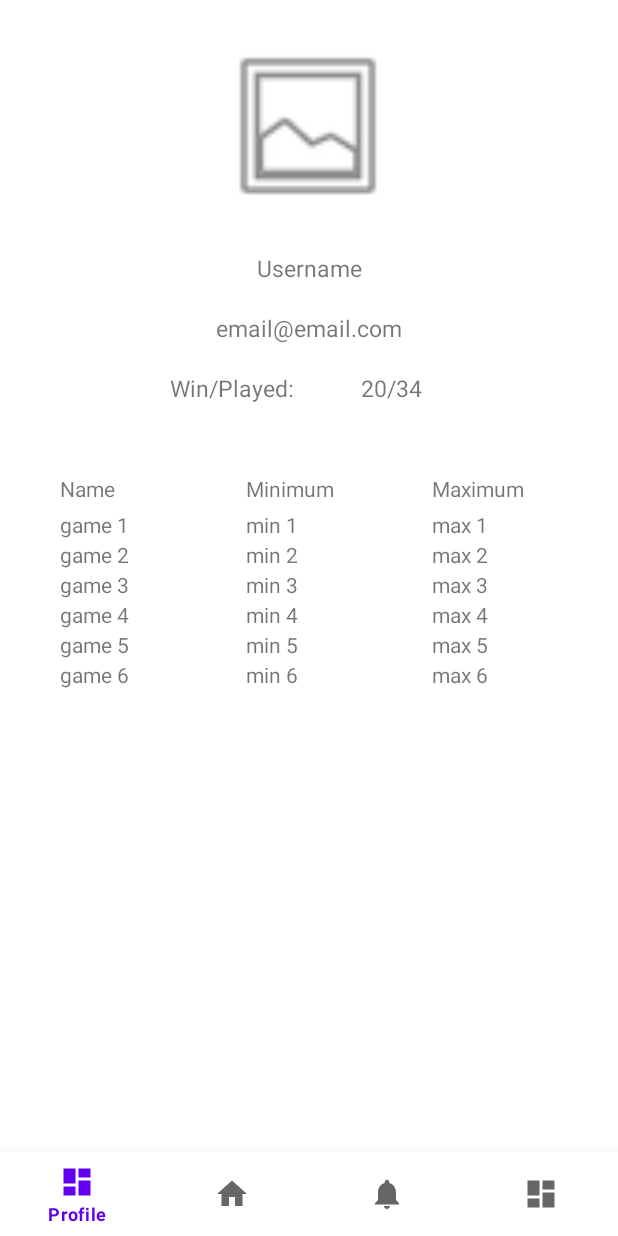
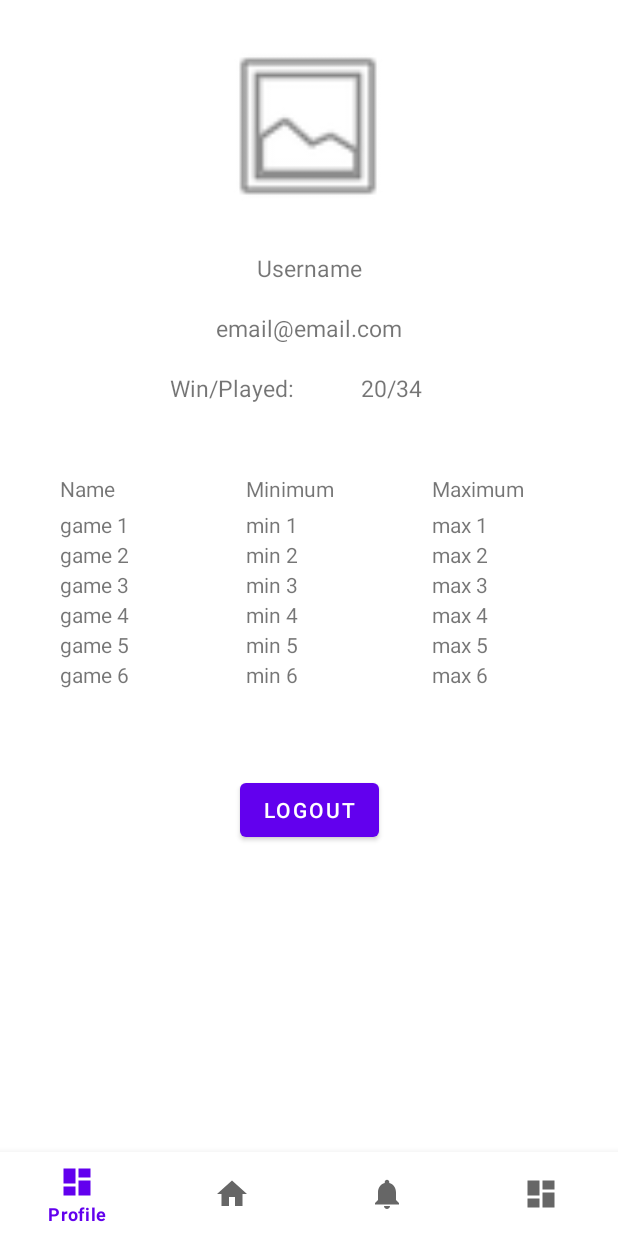
Before and after one commit to Vaaragh/ma-2023-game, an Android app: the ProfileFragment screen opened directly, with no data from a screen before it, on a phone screen of 412 x 824 dp. Run offline under Robolectric (Android 15) with nearby library versions, the phone set to English and light mode, and no system bars; our stand-ins replace navigation-ui.

Commit message:
feat: add logout function

```diff
--- a/app/src/main/java/game/slagalica/UserHomeActivity.java
+++ b/app/src/main/java/game/slagalica/UserHomeActivity.java
@@ -41,5 +41,6 @@ public class UserHomeActivity extends AppCompatActivity {
 
 
 
+
     }
 }
--- a/app/src/main/java/game/slagalica/userFragments/ProfileFragment.java
+++ b/app/src/main/java/game/slagalica/userFragments/ProfileFragment.java
@@ -1,21 +1,38 @@
 package game.slagalica.userFragments;
 
+import android.content.Intent;
 import android.os.Bundle;
 
 import androidx.fragment.app.Fragment;
+import androidx.fragment.app.FragmentActivity;
 
 import android.view.LayoutInflater;
 import android.view.View;
 import android.view.ViewGroup;
+import android.widget.Button;
 
+import game.slagalica.MainActivity;
 import game.slagalica.R;
+import game.slagalica.UserHomeActivity;
+
 public class ProfileFragment extends Fragment {
 
 
 
-    public ProfileFragment() {
-        super(R.layout.fragment_profile);
+    public ProfileFragment() {}
+
+    @Override
+    public View onCreateView(LayoutInflater inflater, ViewGroup container, Bundle savedInstanceState){
+        View rootView = inflater.inflate(R.layout.fragment_profile, container, false);
+        Button logoutBtn = rootView.findViewById(R.id.logout_btn);
+        logoutBtn.setOnClickListener((view -> {
+            Intent intent = new Intent(getActivity(), MainActivity.class);
+            startActivity(intent);
+        }));
+        return rootView;
     }
 
 
+
+
 }
--- a/app/src/main/res/layout/fragment_profile.xml
+++ b/app/src/main/res/layout/fragment_profile.xml
@@ -65,6 +65,7 @@
         app:layout_constraintTop_toTopOf="@+id/textView4" />
 
     <androidx.constraintlayout.widget.ConstraintLayout
+        android:id="@+id/constraintLayout"
         android:layout_width="match_parent"
         android:layout_height="200dp"
         android:layout_marginTop="24dp"
@@ -305,5 +306,17 @@
 
     </androidx.constraintlayout.widget.ConstraintLayout>
 
+    <Button
+        android:id="@+id/logout_btn"
+        android:layout_width="wrap_content"
+        android:layout_height="wrap_content"
+        android:text="Logout"
+        app:layout_constraintEnd_toEndOf="parent"
+        app:layout_constraintHorizontal_bias="0.5"
+        app:layout_constraintStart_toStartOf="parent"
+        app:layout_constraintTop_toBottomOf="@+id/constraintLayout"
+        android:layout_marginTop="24dp"
+        />
+
 
 </androidx.constraintlayout.widget.ConstraintLayout>
```
